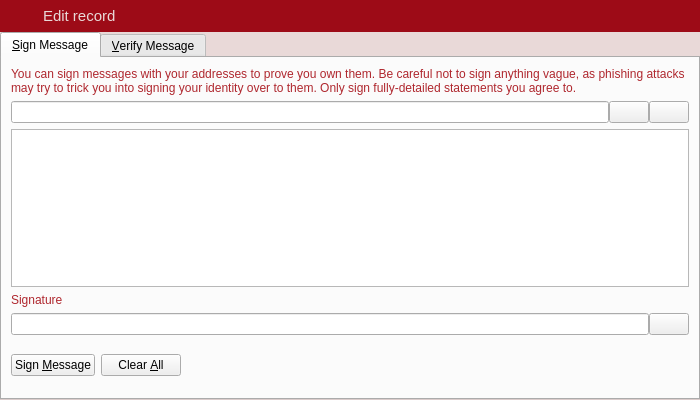
Qt form src/qt/forms/signverifymessagedialog.ui (LIMXTEC/Megacoin) before a commit.
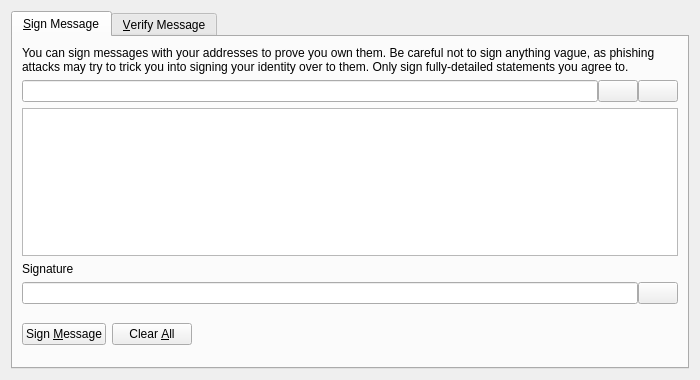
The same form after that commit. The open tabs and pages were chosen to show the change. Icons and pictures are not drawn. Custom widgets are drawn as their Qt base class.

Diff of the .ui file:
```diff
--- a/src/qt/forms/signverifymessagedialog.ui
+++ b/src/qt/forms/signverifymessagedialog.ui
@@ -7,157 +7,16 @@
     <x>0</x>
     <y>0</y>
     <width>700</width>
-    <height>400</height>
+    <height>380</height>
    </rect>
   </property>
   <property name="windowTitle">
    <string>Signatures - Sign / Verify a Message</string>
   </property>
-  <property name="styleSheet">
-   <string notr="true">QLabel {
-	color: #AF272E;
-}
-
-QDialog {
-	background-color: #E9D9D8;
-}</string>
-  </property>
   <property name="modal">
    <bool>true</bool>
   </property>
   <layout class="QVBoxLayout" name="verticalLayout">
-   <property name="spacing">
-    <number>0</number>
-   </property>
-   <property name="margin">
-    <number>0</number>
-   </property>
-   <item>
-    <widget class="QWidget" name="wHeader" native="true">
-     <property name="minimumSize">
-      <size>
-       <width>0</width>
-       <height>32</height>
-      </size>
-     </property>
-     <property name="maximumSize">
-      <size>
-       <width>16777215</width>
-       <height>32</height>
-      </size>
-     </property>
-     <property name="styleSheet">
-      <string notr="true">#wHeader {
-	background-color: #9D0B17;
-}</string>
-     </property>
-     <property name="is_header" stdset="0">
-      <bool>true</bool>
-     </property>
-     <layout class="QHBoxLayout" name="horizontalLayout_19">
-      <property name="margin">
-       <number>0</number>
-      </property>
-      <item>
-       <spacer name="horizontalSpacer_26">
-        <property name="orientation">
-         <enum>Qt::Horizontal</enum>
-        </property>
-        <property name="sizeType">
-         <enum>QSizePolicy::Fixed</enum>
-        </property>
-        <property name="sizeHint" stdset="0">
-         <size>
-          <width>7</width>
-          <height>20</height>
-         </size>
-        </property>
-       </spacer>
-      </item>
-      <item>
-       <widget class="QLabel" name="label_33">
-        <property name="sizePolicy">
-         <sizepolicy hsizetype="Preferred" vsizetype="Preferred">
-          <horstretch>0</horstretch>
-          <verstretch>0</verstretch>
-         </sizepolicy>
-        </property>
-        <property name="minimumSize">
-         <size>
-          <width>30</width>
-          <height>30</height>
-         </size>
-        </property>
-        <property name="maximumSize">
-         <size>
-          <width>30</width>
-          <height>30</height>
-         </size>
-        </property>
-        <property name="text">
-         <string/>
-        </property>
-        <property name="pixmap">
-         <pixmap resource="../res.qrc">:/res/edit_record_icon.png</pixmap>
-        </property>
-       </widget>
-      </item>
-      <item>
-       <widget class="QLabel" name="lbTitle">
-        <property name="font">
-         <font>
-          <pointsize>11</pointsize>
-          <stylestrategy>PreferAntialias</stylestrategy>
-         </font>
-        </property>
-        <property name="styleSheet">
-         <string notr="true">QLabel {
-	color: #E9D9D8;
-}</string>
-        </property>
-        <property name="text">
-         <string>Edit record</string>
-        </property>
-       </widget>
-      </item>
-      <item>
-       <widget class="QPushButton" name="bClose">
-        <property name="minimumSize">
-         <size>
-          <width>30</width>
-          <height>30</height>
-         </size>
-        </property>
-        <property name="maximumSize">
-         <size>
-          <width>30</width>
-          <height>30</height>
-         </size>
-        </property>
-        <property name="styleSheet">
-         <string notr="true">QPushButton {	
-	image: url(:/res/close_normal.png);
-	border: 0px solid gray;
-}
-QPushButton:pressed:flat {
-	image: url(:/res/close_normal.png);
-}
-
-QPushButton:hover {
-	image: url(:/res/close_hover.png);
-}</string>
-        </property>
-        <property name="text">
-         <string notr="true"/>
-        </property>
-        <property name="flat">
-         <bool>true</bool>
-        </property>
-       </widget>
-      </item>
-     </layout>
-    </widget>
-   </item>
    <item>
     <widget class="QTabWidget" name="tabWidget">
      <property name="currentIndex">
```
Left out of the diff: 54 changed lines with no effect on the pictures.
